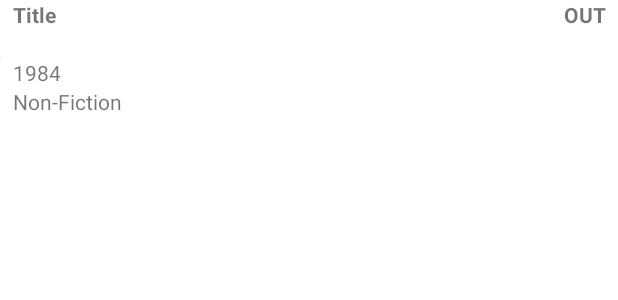
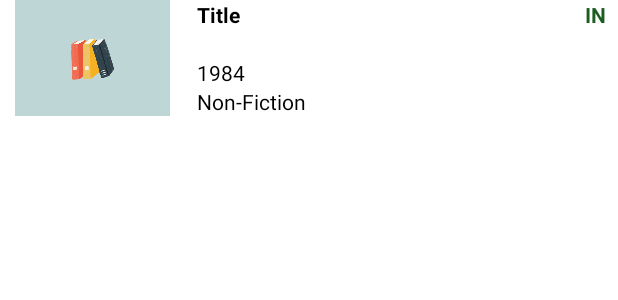
Before and after one commit to jgarcia162/Bookworm, an Android app: the layout book_card_layout.xml on its own in the app's theme, with its tools: preview values and no code run, on a phone screen of 412 x 824 dp. Shown: the top 300 px of the screen. Run offline under Robolectric (Android 15) with nearby library versions, the phone set to English and light mode, and no system bars.

```diff
--- a/app/src/main/java/jose/com/bookworm/model/roommodel/Book.kt
+++ b/app/src/main/java/jose/com/bookworm/model/roommodel/Book.kt
@@ -15,6 +15,7 @@ data class Book(
   val pages: Int?,
   val categories: String? = "",
   val isbn: String,
+  val coverUrl: String? = null,
   val isFinished: Boolean = false,
   val isCurrentlyReading: Boolean = false,
   val isInLibrary: Boolean = true,
--- a/app/src/main/java/jose/com/bookworm/room/BookDatabase.kt
+++ b/app/src/main/java/jose/com/bookworm/room/BookDatabase.kt
@@ -1,13 +1,17 @@
 package jose.com.bookworm.room
 
 import android.content.Context
+import androidx.annotation.VisibleForTesting
 import androidx.room.Database
 import androidx.room.Room
 import androidx.room.RoomDatabase
 import androidx.room.TypeConverters
+import androidx.room.migration.Migration
+import androidx.sqlite.db.SupportSQLiteDatabase
 import jose.com.bookworm.model.roommodel.Book
 
-@Database(entities = [Book::class], exportSchema = false, version = 1)
+//TODO fix database with new cover field
+@Database(entities = [Book::class], exportSchema = true, version = 1)
 @TypeConverters(Converters::class)
 abstract class BookDatabase : RoomDatabase() {
   abstract fun bookDao(): BookDao
--- a/app/src/main/java/jose/com/bookworm/views/ChipsDialogFragment.kt
+++ b/app/src/main/java/jose/com/bookworm/views/ChipsDialogFragment.kt
@@ -15,7 +15,6 @@ import jose.com.bookworm.extensions.onClick
 import kotlinx.android.synthetic.main.dialog_buttons_layout.*
 import kotlinx.android.synthetic.main.fragment_chips_dialog.*
 
-@AndroidEntryPoint
 class ChipsDialogFragment : DialogFragment() {
     private lateinit var prefHelper: SharedPreferencesHelper
     private val selectedLists: MutableSet<String> = mutableSetOf()
--- a/app/src/main/java/jose/com/bookworm/views/SearchFragment.kt
+++ b/app/src/main/java/jose/com/bookworm/views/SearchFragment.kt
@@ -6,13 +6,14 @@ import android.view.View
 import android.view.ViewGroup
 import androidx.fragment.app.Fragment
 import androidx.fragment.app.viewModels
+import androidx.lifecycle.LifecycleOwner
 import dagger.hilt.android.AndroidEntryPoint
 import jose.com.bookworm.model.roommodel.Book
 import jose.com.bookworm.viewmodel.SearchViewModel
 import javax.inject.Inject
 
 @AndroidEntryPoint
-class SearchFragment @Inject constructor() : Fragment(){
+class SearchFragment @Inject constructor() : Fragment(), LifecycleOwner {
   private val searchViewModel: SearchViewModel by viewModels()
 
   override fun onCreateView(
--- a/app/src/main/res/layout/book_card_layout.xml
+++ b/app/src/main/res/layout/book_card_layout.xml
@@ -7,15 +7,26 @@
 
     <ImageView
         android:id="@+id/book_cover_iv"
-        android:layout_width="wrap_content"
-        android:layout_height="wrap_content"
-        app:layout_constraintEnd_toEndOf="parent"
+        android:layout_width="0dp"
+        android:layout_height="0dp"
         android:contentDescription="@string/description_book_cover_iv"
+        android:scaleType="centerInside"
+        app:layout_constraintEnd_toStartOf="@id/guideline"
         app:layout_constraintBottom_toBottomOf="parent"
         app:layout_constraintStart_toStartOf="parent"
         app:layout_constraintTop_toTopOf="parent"
-        app:layout_constraintHorizontal_bias="0"
-        tools:srcCompat="@tools:sample/avatars" />
+        tools:srcCompat="@drawable/placeholder_books" />
+
+    <androidx.constraintlayout.widget.Guideline
+        android:id="@+id/guideline"
+        android:layout_width="0dp"
+        android:layout_height="match_parent"
+        android:orientation="vertical"
+        app:layout_constraintBottom_toBottomOf="parent"
+        app:layout_constraintEnd_toEndOf="parent"
+        app:layout_constraintGuide_percent=".30"
+        app:layout_constraintStart_toStartOf="parent"
+        app:layout_constraintTop_toTopOf="parent" />
 
     <TextView
         android:id="@+id/title_tv"
@@ -23,9 +34,10 @@
         android:layout_height="wrap_content"
         android:textStyle="bold"
         android:layout_marginStart="8dp"
+        android:textColor="@color/black"
         app:layout_constraintBottom_toTopOf="@+id/author_tv"
         app:layout_constraintEnd_toEndOf="parent"
-        app:layout_constraintStart_toEndOf="@id/book_cover_iv"
+        app:layout_constraintStart_toEndOf="@id/guideline"
         app:layout_constraintTop_toTopOf="parent"
         app:layout_constraintHorizontal_bias="0.0"
         tools:text="Title" />
@@ -35,9 +47,10 @@
         android:layout_width="wrap_content"
         android:layout_height="wrap_content"
         android:layout_marginStart="8dp"
+        android:textColor="@color/black"
+        app:layout_constraintStart_toEndOf="@id/guideline"
         app:layout_constraintBottom_toTopOf="@+id/published_tv"
         app:layout_constraintEnd_toEndOf="parent"
-        app:layout_constraintStart_toEndOf="@id/book_cover_iv"
         app:layout_constraintTop_toBottomOf="@+id/title_tv"
         app:layout_constraintHorizontal_bias="0.0"
         tools:text="@tools:sample/full_names" />
@@ -47,9 +60,10 @@
         android:layout_width="wrap_content"
         android:layout_height="wrap_content"
         android:layout_marginStart="8dp"
+        android:textColor="@color/black"
+        app:layout_constraintStart_toEndOf="@id/guideline"
         app:layout_constraintBottom_toTopOf="@+id/category_tv"
         app:layout_constraintEnd_toEndOf="parent"
-        app:layout_constraintStart_toEndOf="@id/book_cover_iv"
         app:layout_constraintTop_toBottomOf="@+id/author_tv"
         app:layout_constraintHorizontal_bias="0.0"
         tools:text="1984" />
@@ -59,9 +73,10 @@
         android:layout_width="wrap_content"
         android:layout_height="wrap_content"
         android:layout_marginStart="8dp"
+        android:textColor="@color/black"
+        app:layout_constraintStart_toEndOf="@id/guideline"
         app:layout_constraintBottom_toBottomOf="parent"
         app:layout_constraintEnd_toEndOf="parent"
-        app:layout_constraintStart_toEndOf="@id/book_cover_iv"
         app:layout_constraintTop_toBottomOf="@+id/published_tv"
         app:layout_constraintHorizontal_bias="0.0"
         tools:text="Non-Fiction" />
@@ -75,6 +90,7 @@
         app:layout_constraintBaseline_toBaselineOf="@+id/title_tv"
         app:layout_constraintEnd_toEndOf="parent"
         app:layout_constraintVertical_chainStyle="spread"
-        tools:text="OUT" />
+        tools:text="@string/book_in"
+        tools:textColor="@color/green" />
 
 </androidx.constraintlayout.widget.ConstraintLayout>
--- a/app/src/main/res/values/colors.xml
+++ b/app/src/main/res/values/colors.xml
@@ -12,6 +12,7 @@
     <color name="green_dark">#003300</color>
     <color name="green_light">#A5D6A7</color>
     <color name="blue">#0288D1</color>
+    <color name="red"></color>
     <color name="colorAccent">@color/blue</color>
     <color name="blue_dark">#005B9F</color>
     <color name="blue_light">#81D4FA</color>
--- a/app/src/main/res/values/strings.xml
+++ b/app/src/main/res/values/strings.xml
@@ -35,4 +35,6 @@
     <string name="add_book_description">Add a book</string>
     <string name="error_adding_book">Add Failed</string>
     <string name="msg_book_added">Book Added</string>
+    <string name="book_in">IN</string>
+    <string name="book_out">OUT</string>
 </resources>
--- a/gradle/dependencies.gradle
+++ b/gradle/dependencies.gradle
@@ -37,6 +37,7 @@ ext.deps = [
         'lifecycle'    : [
                 'viewmodel'          : "androidx.lifecycle:lifecycle-viewmodel:$versions.lifecycle",
                 'livedata'           : "androidx.lifecycle:lifecycle-livedata:$versions.lifecycle",
+                'livedata_ktx'           : "androidx.lifecycle:lifecycle-livedata-ktx:$versions.lifecycle",
                 'lifecycleExtensions': "androidx.lifecycle:lifecycle-extensions:${versions.lifecycle}"
         ],
         'coroutines'   : [
@@ -64,7 +65,7 @@ ext.deps = [
                         'mockwebserver'     : "com.squareup.okhttp3:mockwebserver:${versions.okhttp3}"
                 ],
                 'picasso'   : "com.squareup.picasso:picasso:2.71828",
-                'leakCanary': "com.squareup.leakcanary:leakcanary-android:2.4"
+                'leakCanary': "com.squareup.leakcanary:leakcanary-android:2.6"
         ],
         'rx'           : [
                 'rxJava'   : "io.reactivex.rxjava3:rxjava:${versions.rxJava}",
```
Also changed, not shown: app/build.gradle (+11 -2 lines), app/src/main/java/jose/com/bookworm/viewmodel/FeedViewModel.kt (+6 -7 lines), app/src/main/java/jose/com/bookworm/viewmodel/LibraryViewModel.kt (+9 -3 lines), app/src/main/java/jose/com/bookworm/views/AddBookDialogFragment.kt (+8 -3 lines), app/src/main/java/jose/com/bookworm/views/FeedFragment.kt (+7 -6 lines), app/src/main/java/jose/com/bookworm/views/MainActivity.kt (+4 -4 lines), app/src/main/java/jose/com/bookworm/views/library/LibraryBookViewHolder.kt (+13 -4 lines), app/src/main/java/jose/com/bookworm/views/library/LibraryFragment.kt (+3 -6 lines), app/src/main/res/drawable/placeholder_books.webp (added). Lines whose indentation alone changed are shown as unchanged.
